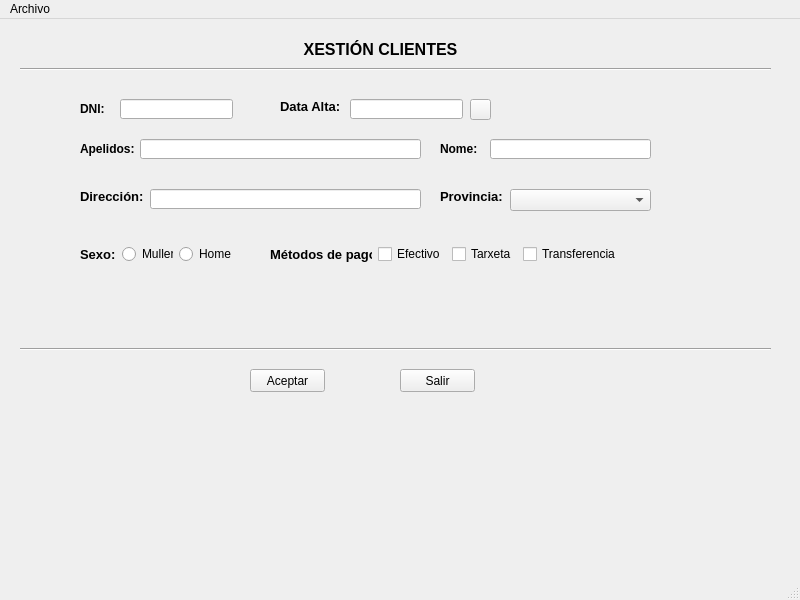
This is ProyectoUno/ventanaprincipal.ui in estefaniapenide/DI-ProyectoUno as Qt 5 draws it before an edit. The edited form follows.
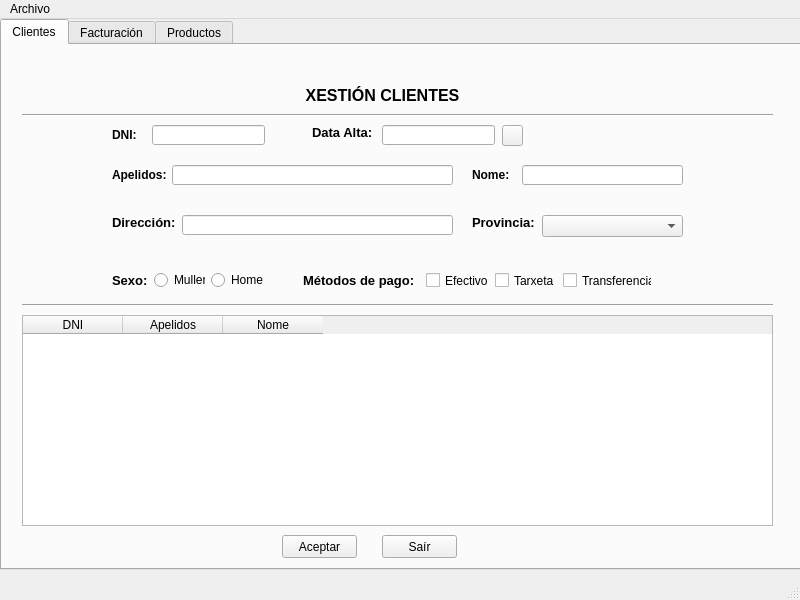
This is the edited form. Icons and pictures are not drawn.

Commit message: Actualizado hasta Tablas

```diff
--- a/ProyectoUno/ventanaprincipal.ui
+++ b/ProyectoUno/ventanaprincipal.ui
@@ -14,49 +14,26 @@
    <string>MainWindow</string>
   </property>
   <widget class="QWidget" name="centralwidget">
-   <widget class="QLabel" name="lblTitulo">
+   <widget class="QTabWidget" name="tabWidget">
     <property name="geometry">
      <rect>
-      <x>270</x>
-      <y>10</y>
-      <width>221</width>
-      <height>41</height>
+      <x>0</x>
+      <y>0</y>
+      <width>801</width>
+      <height>551</height>
      </rect>
     </property>
-    <property name="text">
-     <string>&lt;html&gt;&lt;head/&gt;&lt;body&gt;&lt;p align=&quot;center&quot;&gt;&lt;span style=&quot; font-size:12pt; font-weight:600;&quot;&gt;XESTIÓN CLIENTES&lt;/span&gt;&lt;/p&gt;&lt;/body&gt;&lt;/html&gt;</string>
+    <property name="currentIndex">
+     <number>0</number>
     </property>
-   </widget>
-   <widget class="Line" name="line">
-    <property name="geometry">
-     <rect>
-      <x>20</x>
-      <y>40</y>
-      <width>751</width>
-      <height>20</height>
-     </rect>
-    </property>
-    <property name="orientation">
-     <enum>Qt::Horizontal</enum>
-    </property>
-   </widget>
-   <widget class="QLabel" name="lblDNI">
-    <property name="geometry">
-     <rect>
-      <x>80</x>
-      <y>80</y>
-      <width>31</width>
-      <height>21</height>
-     </rect>
-    </property>
-    <property name="text">
-     <string>&lt;html&gt;&lt;head/&gt;&lt;body&gt;&lt;p&gt;&lt;span style=&quot; font-size:9pt; font-weight:600;&quot;&gt;DNI:&lt;/span&gt;&lt;/p&gt;&lt;/body&gt;&lt;/html&gt;</string>
-    </property>
-   </widget>
+    <widget class="QWidget" name="clientes">
+     <attribute name="title">
+      <string>Clientes</string>
+     </attribute>
    <widget class="QLabel" name="lblNombre">
     <property name="geometry">
      <rect>
-      <x>440</x>
+        <x>470</x>
       <y>120</y>
       <width>61</width>
       <height>21</height>
@@ -66,10 +43,46 @@
      <string>&lt;html&gt;&lt;head/&gt;&lt;body&gt;&lt;p&gt;&lt;span style=&quot; font-size:9pt; font-weight:600;&quot;&gt;Nome:&lt;/span&gt;&lt;/p&gt;&lt;/body&gt;&lt;/html&gt;</string>
     </property>
    </widget>
+     <widget class="QLabel" name="lblValidarDNI">
+      <property name="geometry">
+       <rect>
+        <x>250</x>
+        <y>100</y>
+        <width>47</width>
+        <height>21</height>
+       </rect>
+      </property>
+      <property name="text">
+       <string>&lt;html&gt;&lt;head/&gt;&lt;body&gt;&lt;p&gt;&lt;br/&gt;&lt;/p&gt;&lt;/body&gt;&lt;/html&gt;</string>
+      </property>
+     </widget>
+     <widget class="QLineEdit" name="leDireccion">
+      <property name="geometry">
+       <rect>
+        <x>180</x>
+        <y>170</y>
+        <width>271</width>
+        <height>20</height>
+       </rect>
+      </property>
+     </widget>
+     <widget class="Line" name="line_2">
+      <property name="geometry">
+       <rect>
+        <x>20</x>
+        <y>250</y>
+        <width>751</width>
+        <height>20</height>
+       </rect>
+      </property>
+      <property name="orientation">
+       <enum>Qt::Horizontal</enum>
+      </property>
+     </widget>
    <widget class="QLabel" name="lblApellidos">
     <property name="geometry">
      <rect>
-      <x>80</x>
+        <x>110</x>
       <y>120</y>
       <width>61</width>
       <height>21</height>
@@ -82,7 +95,7 @@
    <widget class="QLineEdit" name="leDNI">
     <property name="geometry">
      <rect>
-      <x>120</x>
+        <x>150</x>
       <y>80</y>
       <width>113</width>
       <height>20</height>
@@ -92,41 +105,78 @@
    <widget class="QLineEdit" name="leNombre">
     <property name="geometry">
      <rect>
-      <x>490</x>
+        <x>520</x>
       <y>120</y>
       <width>161</width>
       <height>20</height>
      </rect>
     </property>
    </widget>
-   <widget class="QLineEdit" name="leApellidos">
+     <widget class="QPushButton" name="btSalir">
     <property name="geometry">
      <rect>
-      <x>140</x>
-      <y>120</y>
-      <width>281</width>
-      <height>20</height>
-     </rect>
-    </property>
-   </widget>
-   <widget class="Line" name="line_2">
+        <x>380</x>
+        <y>490</y>
+        <width>75</width>
+        <height>23</height>
+       </rect>
+      </property>
+      <property name="text">
+       <string>Saír</string>
+      </property>
+     </widget>
+     <widget class="QComboBox" name="comBoxProvincia">
     <property name="geometry">
      <rect>
-      <x>20</x>
-      <y>320</y>
-      <width>751</width>
-      <height>20</height>
-     </rect>
-    </property>
-    <property name="orientation">
-     <enum>Qt::Horizontal</enum>
-    </property>
+        <x>540</x>
+        <y>170</y>
+        <width>141</width>
+        <height>22</height>
+       </rect>
+      </property>
+     </widget>
+     <widget class="QLabel" name="lblDireccion">
+      <property name="geometry">
+       <rect>
+        <x>110</x>
+        <y>170</y>
+        <width>71</width>
+        <height>16</height>
+       </rect>
+      </property>
+      <property name="text">
+       <string>&lt;html&gt;&lt;head/&gt;&lt;body&gt;&lt;p&gt;&lt;span style=&quot; font-size:10pt; font-weight:600;&quot;&gt;Dirección:&lt;/span&gt;&lt;/p&gt;&lt;/body&gt;&lt;/html&gt;</string>
+      </property>
+     </widget>
+     <widget class="QLabel" name="lblFechaAlta">
+      <property name="geometry">
+       <rect>
+        <x>310</x>
+        <y>80</y>
+        <width>71</width>
+        <height>16</height>
+       </rect>
+      </property>
+      <property name="text">
+       <string>&lt;html&gt;&lt;head/&gt;&lt;body&gt;&lt;p&gt;&lt;span style=&quot; font-size:10pt; font-weight:600;&quot;&gt;Data Alta:&lt;/span&gt;&lt;/p&gt;&lt;/body&gt;&lt;/html&gt;</string>
+      </property>
+     </widget>
+     <widget class="QWidget" name="horizontalLayoutWidget_2">
+      <property name="geometry">
+       <rect>
+        <x>300</x>
+        <y>220</y>
+        <width>351</width>
+        <height>31</height>
+       </rect>
+      </property>
+      <layout class="QHBoxLayout" name="olPago"/>
    </widget>
    <widget class="QPushButton" name="btAceptar">
     <property name="geometry">
      <rect>
-      <x>250</x>
-      <y>350</y>
+        <x>280</x>
+        <y>490</y>
       <width>75</width>
       <height>23</height>
      </rect>
@@ -135,36 +185,20 @@
      <string>Aceptar</string>
     </property>
    </widget>
-   <widget class="QPushButton" name="btSalir">
+     <widget class="QLineEdit" name="leApellidos">
     <property name="geometry">
      <rect>
-      <x>400</x>
-      <y>350</y>
-      <width>75</width>
-      <height>23</height>
-     </rect>
-    </property>
-    <property name="text">
-     <string>Salir</string>
-    </property>
-   </widget>
-   <widget class="QLabel" name="lblValidarDNI">
-    <property name="geometry">
-     <rect>
-      <x>250</x>
-      <y>80</y>
-      <width>47</width>
-      <height>21</height>
-     </rect>
-    </property>
-    <property name="text">
-     <string>&lt;html&gt;&lt;head/&gt;&lt;body&gt;&lt;p&gt;&lt;br/&gt;&lt;/p&gt;&lt;/body&gt;&lt;/html&gt;</string>
+        <x>170</x>
+        <y>120</y>
+        <width>281</width>
+        <height>20</height>
+       </rect>
     </property>
    </widget>
    <widget class="QWidget" name="horizontalLayoutWidget">
     <property name="geometry">
      <rect>
-      <x>80</x>
+        <x>110</x>
       <y>220</y>
       <width>151</width>
       <height>31</height>
@@ -200,73 +234,23 @@
      </item>
     </layout>
    </widget>
-   <widget class="QWidget" name="horizontalLayoutWidget_2">
+     <widget class="Line" name="line">
     <property name="geometry">
      <rect>
-      <x>270</x>
-      <y>220</y>
-      <width>351</width>
-      <height>31</height>
-     </rect>
-    </property>
-    <layout class="QHBoxLayout" name="olPago">
-     <item>
-      <widget class="QLabel" name="label">
-       <property name="text">
-        <string>&lt;html&gt;&lt;head/&gt;&lt;body&gt;&lt;p&gt;&lt;span style=&quot; font-size:10pt; font-weight:600;&quot;&gt;Métodos de pago:&lt;/span&gt;&lt;/p&gt;&lt;/body&gt;&lt;/html&gt;</string>
-       </property>
-      </widget>
-     </item>
-     <item>
-      <widget class="QCheckBox" name="cbEfectivo">
-       <property name="text">
-        <string>Efectivo</string>
-       </property>
-      </widget>
-     </item>
-     <item>
-      <widget class="QCheckBox" name="cbTarjeta">
-       <property name="text">
-        <string>Tarxeta</string>
-       </property>
-      </widget>
-     </item>
-     <item>
-      <widget class="QCheckBox" name="cbTransferencia">
-       <property name="text">
-        <string>Transferencia</string>
-       </property>
-      </widget>
-     </item>
-    </layout>
-   </widget>
-   <widget class="QLabel" name="lblDireccion">
-    <property name="geometry">
-     <rect>
-      <x>80</x>
-      <y>170</y>
-      <width>71</width>
-      <height>16</height>
-     </rect>
-    </property>
-    <property name="text">
-     <string>&lt;html&gt;&lt;head/&gt;&lt;body&gt;&lt;p&gt;&lt;span style=&quot; font-size:10pt; font-weight:600;&quot;&gt;Dirección:&lt;/span&gt;&lt;/p&gt;&lt;/body&gt;&lt;/html&gt;</string>
-    </property>
-   </widget>
-   <widget class="QLineEdit" name="leDierccion">
-    <property name="geometry">
-     <rect>
-      <x>150</x>
-      <y>170</y>
-      <width>271</width>
+        <x>20</x>
+        <y>60</y>
+        <width>751</width>
       <height>20</height>
      </rect>
     </property>
+      <property name="orientation">
+       <enum>Qt::Horizontal</enum>
+      </property>
    </widget>
    <widget class="QLabel" name="lblProvincia">
     <property name="geometry">
      <rect>
-      <x>440</x>
+        <x>470</x>
       <y>170</y>
       <width>71</width>
       <height>16</height>
@@ -276,33 +260,10 @@
      <string>&lt;html&gt;&lt;head/&gt;&lt;body&gt;&lt;p&gt;&lt;span style=&quot; font-size:10pt; font-weight:600;&quot;&gt;Provincia:&lt;/span&gt;&lt;/p&gt;&lt;/body&gt;&lt;/html&gt;</string>
     </property>
    </widget>
-   <widget class="QComboBox" name="comBoxProvincia">
-    <property name="geometry">
-     <rect>
-      <x>510</x>
-      <y>170</y>
-      <width>141</width>
-      <height>22</height>
-     </rect>
-    </property>
-   </widget>
-   <widget class="QLabel" name="lblFechaAlta">
-    <property name="geometry">
-     <rect>
-      <x>280</x>
-      <y>80</y>
-      <width>71</width>
-      <height>16</height>
-     </rect>
-    </property>
-    <property name="text">
-     <string>&lt;html&gt;&lt;head/&gt;&lt;body&gt;&lt;p&gt;&lt;span style=&quot; font-size:10pt; font-weight:600;&quot;&gt;Data Alta:&lt;/span&gt;&lt;/p&gt;&lt;/body&gt;&lt;/html&gt;</string>
-    </property>
-   </widget>
    <widget class="QPushButton" name="btCalendario">
     <property name="geometry">
      <rect>
-      <x>470</x>
+        <x>500</x>
       <y>80</y>
       <width>21</width>
       <height>21</height>
@@ -316,15 +277,130 @@
       <normaloff>calendar-icon.png</normaloff>calendar-icon.png</iconset>
     </property>
    </widget>
+     <widget class="QLabel" name="lblTitulo">
+      <property name="geometry">
+       <rect>
+        <x>270</x>
+        <y>30</y>
+        <width>221</width>
+        <height>41</height>
+       </rect>
+      </property>
+      <property name="text">
+       <string>&lt;html&gt;&lt;head/&gt;&lt;body&gt;&lt;p align=&quot;center&quot;&gt;&lt;span style=&quot; font-size:12pt; font-weight:600;&quot;&gt;XESTIÓN CLIENTES&lt;/span&gt;&lt;/p&gt;&lt;/body&gt;&lt;/html&gt;</string>
+      </property>
+     </widget>
    <widget class="QLineEdit" name="leFecha">
     <property name="geometry">
      <rect>
-      <x>350</x>
+        <x>380</x>
       <y>80</y>
       <width>113</width>
       <height>20</height>
      </rect>
     </property>
+     </widget>
+     <widget class="QLabel" name="lblDNI">
+      <property name="geometry">
+       <rect>
+        <x>110</x>
+        <y>80</y>
+        <width>31</width>
+        <height>21</height>
+       </rect>
+      </property>
+      <property name="text">
+       <string>&lt;html&gt;&lt;head/&gt;&lt;body&gt;&lt;p&gt;&lt;span style=&quot; font-size:9pt; font-weight:600;&quot;&gt;DNI:&lt;/span&gt;&lt;/p&gt;&lt;/body&gt;&lt;/html&gt;</string>
+      </property>
+     </widget>
+     <widget class="QCheckBox" name="cbTransferencia">
+      <property name="geometry">
+       <rect>
+        <x>561</x>
+        <y>227</y>
+        <width>89</width>
+        <height>17</height>
+       </rect>
+      </property>
+      <property name="text">
+       <string>Transferencia</string>
+      </property>
+     </widget>
+     <widget class="QLabel" name="label">
+      <property name="geometry">
+       <rect>
+        <x>301</x>
+        <y>221</y>
+        <width>117</width>
+        <height>29</height>
+       </rect>
+      </property>
+      <property name="text">
+       <string>&lt;html&gt;&lt;head/&gt;&lt;body&gt;&lt;p&gt;&lt;span style=&quot; font-size:10pt; font-weight:600;&quot;&gt;Métodos de pago:&lt;/span&gt;&lt;/p&gt;&lt;/body&gt;&lt;/html&gt;</string>
+      </property>
+     </widget>
+     <widget class="QCheckBox" name="cbEfectivo">
+      <property name="geometry">
+       <rect>
+        <x>424</x>
+        <y>227</y>
+        <width>63</width>
+        <height>17</height>
+       </rect>
+      </property>
+      <property name="text">
+       <string>Efectivo</string>
+      </property>
+     </widget>
+     <widget class="QCheckBox" name="cbTarjeta">
+      <property name="geometry">
+       <rect>
+        <x>493</x>
+        <y>227</y>
+        <width>62</width>
+        <height>17</height>
+       </rect>
+      </property>
+      <property name="text">
+       <string>Tarxeta</string>
+      </property>
+     </widget>
+     <widget class="QTableWidget" name="cliTabla">
+      <property name="geometry">
+       <rect>
+        <x>20</x>
+        <y>270</y>
+        <width>751</width>
+        <height>211</height>
+       </rect>
+      </property>
+      <column>
+       <property name="text">
+        <string>DNI</string>
+       </property>
+      </column>
+      <column>
+       <property name="text">
+        <string>Apelidos</string>
+       </property>
+      </column>
+      <column>
+       <property name="text">
+        <string>Nome</string>
+       </property>
+      </column>
+     </widget>
+    </widget>
+    <widget class="QWidget" name="facturacion">
+     <attribute name="title">
+      <string>Facturación</string>
+     </attribute>
+    </widget>
+    <widget class="QWidget" name="productos">
+     <attribute name="title">
+      <string>Productos</string>
+     </attribute>
+    </widget>
    </widget>
   </widget>
   <widget class="QMenuBar" name="menubar">
```
Lines whose indentation alone changed are shown as unchanged. The commit also changes 15 other files.
